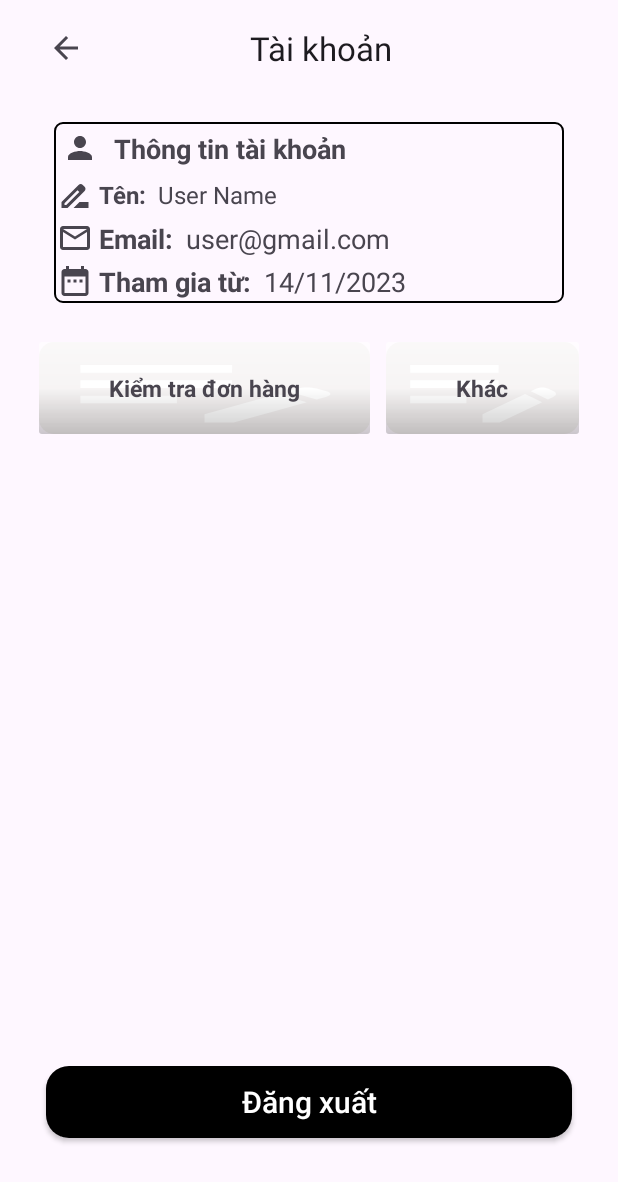
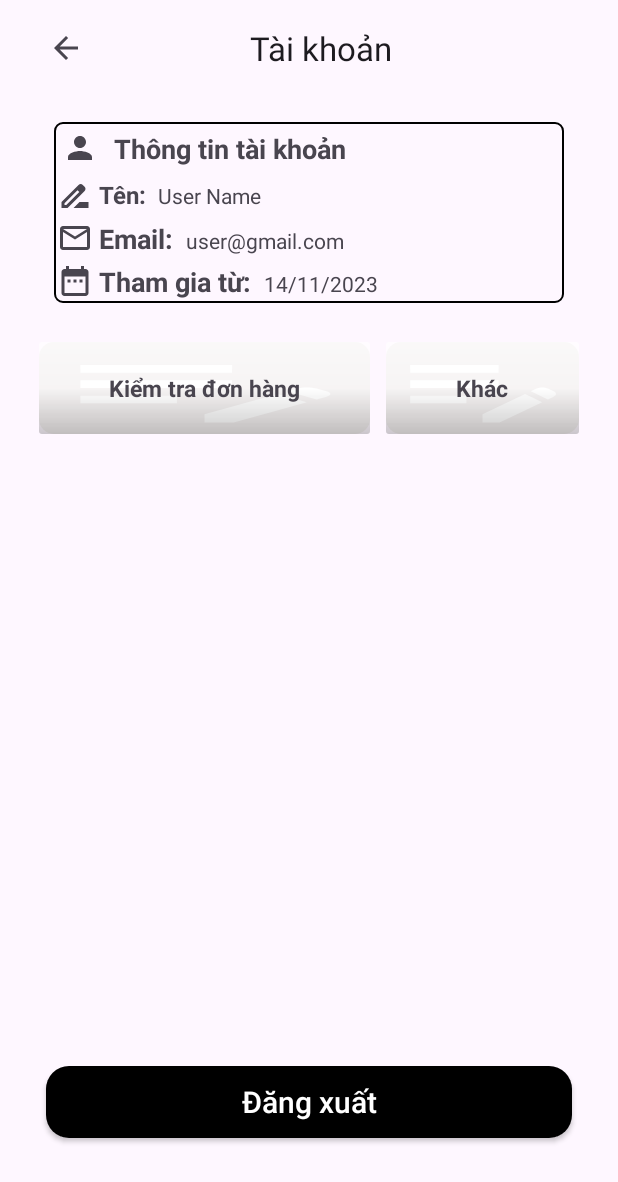
Before and after one commit to thanhhuydoan2002/Clothes_Store, an Android app: the layout profile_fragment.xml on its own in the app's theme, with its tools: preview values and no code run, on a phone screen of 412 x 824 dp. Shown: the top 1182 px of the screen. Run offline under Robolectric (Android 15) with nearby library versions, the phone set to English and light mode, and no system bars.

Commit message:
User profile displayed

```diff
--- a/app/src/main/java/com/example/tools_store_app/Models/UserModel.kt
+++ b/app/src/main/java/com/example/tools_store_app/Models/UserModel.kt
@@ -5,5 +5,6 @@ data class UserModel(
     var uid:String? = null,
     val uname :String? = null,
     val email :String? = null,
+    var createdDate :String? = null,
 
     )
--- a/app/src/main/res/layout/profile_fragment.xml
+++ b/app/src/main/res/layout/profile_fragment.xml
@@ -78,7 +78,6 @@
                     android:backgroundTint="@color/black"/>
 
                 <TextView
-                    android:id="@+id/tvEmail"
                     android:layout_width="wrap_content"
                     android:layout_height="wrap_content"
                     android:text="Tên: "
@@ -87,12 +86,12 @@
                     android:textStyle="bold"/>
 
                 <TextView
-                    android:id="@+id/tvEmailInfo"
+                    android:id="@+id/tvName"
                     android:layout_width="wrap_content"
                     android:layout_height="wrap_content"
                     android:layout_weight="1"
                     android:padding="2dp"
-                    android:textSize="16sp"
+                    android:textSize="14sp"
                     tools:text="User Name" />
             </LinearLayout>
 
@@ -109,7 +108,6 @@
                     android:backgroundTint="@color/black"/>
 
                 <TextView
-                    android:id="@+id/tvEmail1"
                     android:layout_width="wrap_content"
                     android:layout_height="wrap_content"
                     android:text="Email: "
@@ -118,12 +116,12 @@
                     android:textStyle="bold"/>
 
                 <TextView
-                    android:id="@+id/tvEmailInfo1"
+                    android:id="@+id/tvEmailInfo"
                     android:layout_width="wrap_content"
                     android:layout_height="wrap_content"
                     android:layout_weight="1"
                     android:padding="2dp"
-                    android:textSize="18sp"
+                    android:textSize="14sp"
                     tools:text="user@gmail.com" />
             </LinearLayout>
 
@@ -140,7 +138,7 @@
                     android:backgroundTint="@color/black"/>
 
                 <TextView
-                    android:id="@+id/tvEmail2"
+
                     android:layout_width="wrap_content"
                     android:layout_height="wrap_content"
                     android:text="Tham gia từ: "
@@ -149,12 +147,12 @@
                     android:textStyle="bold"/>
 
                 <TextView
-                    android:id="@+id/tvEmailInfo2"
+                    android:id="@+id/tvCreatedDate"
                     android:layout_width="wrap_content"
                     android:layout_height="wrap_content"
                     android:layout_weight="1"
                     android:padding="2dp"
-                    android:textSize="18sp"
+                    android:textSize="14sp"
                     tools:text="14/11/2023" />
             </LinearLayout>
 
```
Also changed, not shown: app/src/main/java/com/example/tools_store_app/ProfileFragment.kt (+42 -0 lines), app/src/main/java/com/example/tools_store_app/RegisterFragment.kt (+7 -0 lines).
